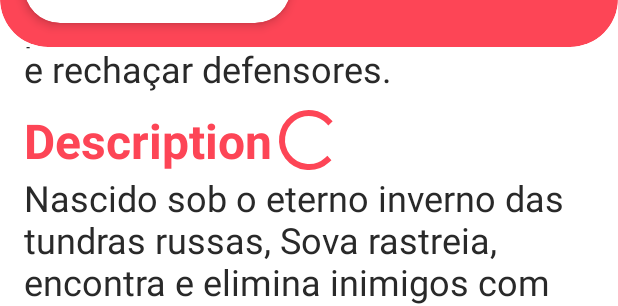
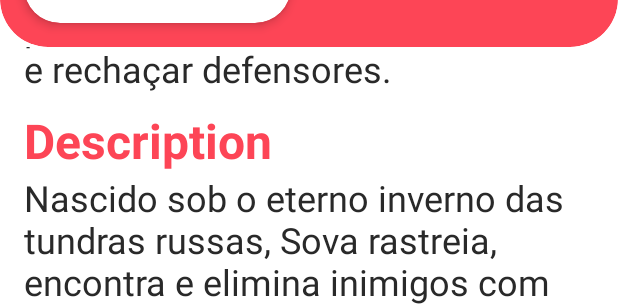
Before and after one commit to LucasMelll0/Valorant_Wiki, an Android app: the layout activity_agent.xml on its own in the app's theme, with its tools: preview values and no code run, on a phone screen of 412 x 824 dp. Shown: the part 478-784 px from the top of the screen. Run offline under Robolectric (Android 15) with nearby library versions, the phone set to English and light mode, and no system bars; Roboto replaces fonts that are not available here.

Commit message:
Adicionado a splash_screen.xml enquanto a requisição é feita pela primeira vez. ProgressBar mudado na activity_agent.xml.

```diff
--- a/app/src/main/res/layout/ability_dialog.xml
+++ b/app/src/main/res/layout/ability_dialog.xml
@@ -21,7 +21,7 @@
                 tools:text="Flecha de Choque"
                 android:textColor="@color/carbon"
                 android:textStyle="bold"
-                android:textSize="34sp"
+                android:textSize="36sp"
                 android:layout_margin="16dp"/>
             <View
                 android:id="@+id/line_ability_dialog"
@@ -42,7 +42,7 @@
                 app:layout_constraintEnd_toEndOf="parent"
                 tools:text="EQUIPE um arco com uma flecha de choque. DISPARE para lançar a flecha que explode ao impacto, causando dano aos jogadores próximos. SEGURE DISPARO para estender o alcance do projétil. Use o DISPARO ALTERNATIVO para adicionar até dois ricochetes à flecha."
                 android:textColor="@color/carbon"
-                android:textSize="16sp"
+                android:textSize="24sp"
                 android:layout_marginHorizontal="22dp"
                 android:layout_marginTop="8dp"
                 android:layout_marginBottom="16dp"
--- a/app/src/main/res/layout/activity_agent.xml
+++ b/app/src/main/res/layout/activity_agent.xml
@@ -6,13 +6,22 @@
     android:layout_height="match_parent"
     app:layout_behavior="@string/appbar_scrolling_view_behavior"
     tools:context=".ui.activities.AgentActivity">
-    <ProgressBar
+    <androidx.appcompat.widget.LinearLayoutCompat
         android:id="@+id/progressbar_agent_activity"
-        android:layout_width="wrap_content"
-        android:layout_height="wrap_content"
-        android:layout_gravity="center"
-        android:visibility="gone"
-        tools:visibility="visible"/>
+        android:layout_width="match_parent"
+        android:layout_height="match_parent"
+        android:background="@color/white_valorant"
+        android:elevation="@dimen/cardview_default_elevation"
+        android:visibility="gone">
+        <ProgressBar
+            android:layout_width="match_parent"
+            android:layout_height="wrap_content"
+            android:layout_gravity="center"
+            android:visibility="visible"
+            tools:visibility="visible"
+            android:elevation="10dp"
+            />
+    </androidx.appcompat.widget.LinearLayoutCompat>
 
     <com.google.android.material.appbar.AppBarLayout
         android:layout_width="match_parent"
--- a/app/src/main/res/layout/fragment_agents.xml
+++ b/app/src/main/res/layout/fragment_agents.xml
@@ -16,12 +16,12 @@
             android:layout_width="wrap_content"
             android:layout_height="wrap_content"
             app:layout_constraintTop_toTopOf="parent"
+            app:layout_constraintEnd_toEndOf="parent"
+            app:layout_constraintStart_toStartOf="parent"
             app:layout_constraintBottom_toBottomOf="parent"
-            app:layout_constraintStart_toStartOf="parent"
-            app:layout_constraintEnd_toEndOf="parent"
             android:translationZ="50dp"
             android:visibility="gone"
-            />
+            tools:visibility="visible"/>
         <androidx.recyclerview.widget.RecyclerView
             android:id="@+id/recyclerview_agents"
             android:layout_width="match_parent"
```
Also changed, not shown: app/src/main/java/com/example/valorantwiki/ui/activities/MainActivity.kt (+14 -4 lines), app/src/main/res/layout/activity_main.xml (+19 -1 lines), app/src/main/res/layout/splash_screen.xml (added, +29 -0 lines).
